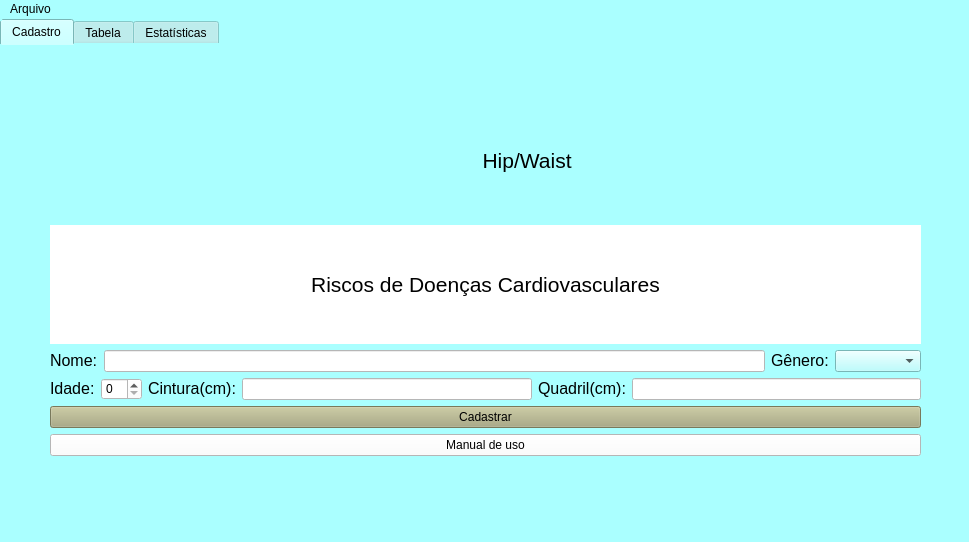
Before: the Qt Designer form Hip-Waist/mainwindow.ui in scarletalex/Hip-Waist, drawn with Qt 5.
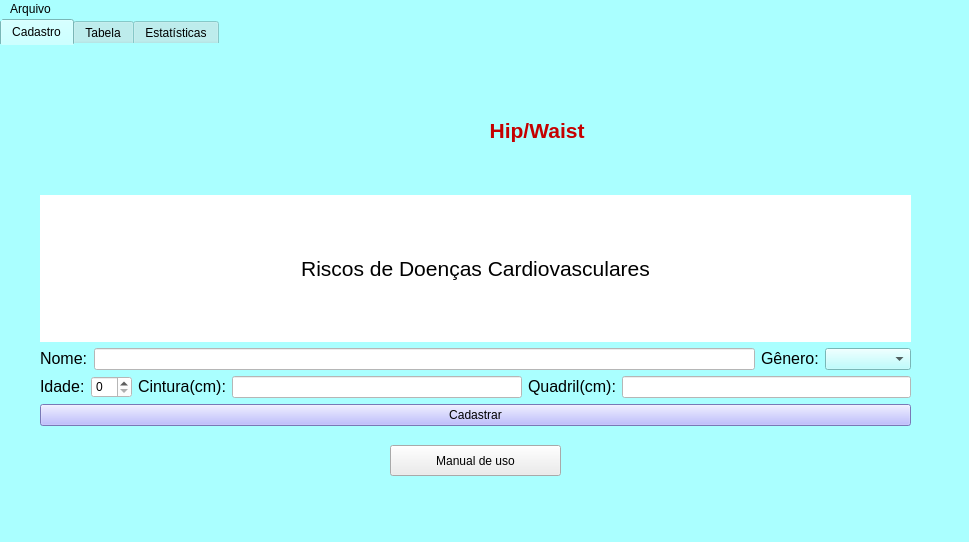
After: the same form once the commit is applied. Icons and pictures are not drawn.

```diff
--- a/Hip-Waist/mainwindow.ui
+++ b/Hip-Waist/mainwindow.ui
@@ -43,8 +43,8 @@
      <widget class="QWidget" name="layoutWidget">
       <property name="geometry">
        <rect>
-        <x>50</x>
-        <y>180</y>
+        <x>40</x>
+        <y>150</y>
         <width>871</width>
         <height>231</height>
        </rect>
@@ -181,36 +181,27 @@
            <item>
             <widget class="QPushButton" name="btn">
              <property name="styleSheet">
-              <string notr="true">background-color: rgb(255, 255, 255);
-background-color: rgb(170, 170, 127);</string>
+              <string notr="true">font: 8pt &quot;Yu Gothic UI Semilight&quot;;
+font: 75 8pt &quot;MS Shell Dlg 2&quot;;
+background-color: rgb(170, 170, 255);</string>
              </property>
              <property name="text">
               <string>Cadastrar</string>
              </property>
             </widget>
            </item>
-           <item>
-            <widget class="QPushButton" name="manual">
-             <property name="styleSheet">
-              <string notr="true">background-color: rgb(255, 255, 255);</string>
-             </property>
-             <property name="text">
-              <string>Manual de uso</string>
-             </property>
-            </widget>
-           </item>
           </layout>
          </item>
         </layout>
        </item>
       </layout>
      </widget>
-     <widget class="QWidget" name="">
+     <widget class="QWidget" name="layoutWidget">
       <property name="geometry">
        <rect>
-        <x>370</x>
-        <y>60</y>
-        <width>211</width>
+        <x>320</x>
+        <y>30</y>
+        <width>291</width>
         <height>111</height>
        </rect>
       </property>
@@ -230,13 +221,37 @@
        </item>
        <item>
         <widget class="QLabel" name="label_13">
+         <property name="styleSheet">
+          <string notr="true">font: 8pt &quot;Castellar&quot;;
+color: rgb(197, 0, 0);</string>
+         </property>
          <property name="text">
-          <string>&lt;html&gt;&lt;head/&gt;&lt;body&gt;&lt;p align=&quot;center&quot;&gt;&lt;span style=&quot; font-size:16pt;&quot;&gt;Hip/Waist &lt;/span&gt;&lt;/p&gt;&lt;/body&gt;&lt;/html&gt;</string>
+          <string>&lt;html&gt;&lt;head/&gt;&lt;body&gt;&lt;p align=&quot;center&quot;&gt;&lt;span style=&quot; font-size:16pt; font-weight:600;&quot;&gt;Hip/Waist &lt;/span&gt;&lt;/p&gt;&lt;/body&gt;&lt;/html&gt;</string>
+         </property>
+         <property name="textFormat">
+          <enum>Qt::RichText</enum>
          </property>
         </widget>
        </item>
       </layout>
      </widget>
+     <widget class="QPushButton" name="manual">
+      <property name="geometry">
+       <rect>
+        <x>390</x>
+        <y>400</y>
+        <width>171</width>
+        <height>31</height>
+       </rect>
+      </property>
+      <property name="styleSheet">
+       <string notr="true">background-color: rgb(236, 236, 236);
+font: 8pt &quot;MS PGothic&quot;;</string>
+      </property>
+      <property name="text">
+       <string>Manual de uso</string>
+      </property>
+     </widget>
     </widget>
     <widget class="QWidget" name="tab_2">
      <attribute name="title">
```
Left out of the diff: 26 changed lines with no effect on the pictures.
